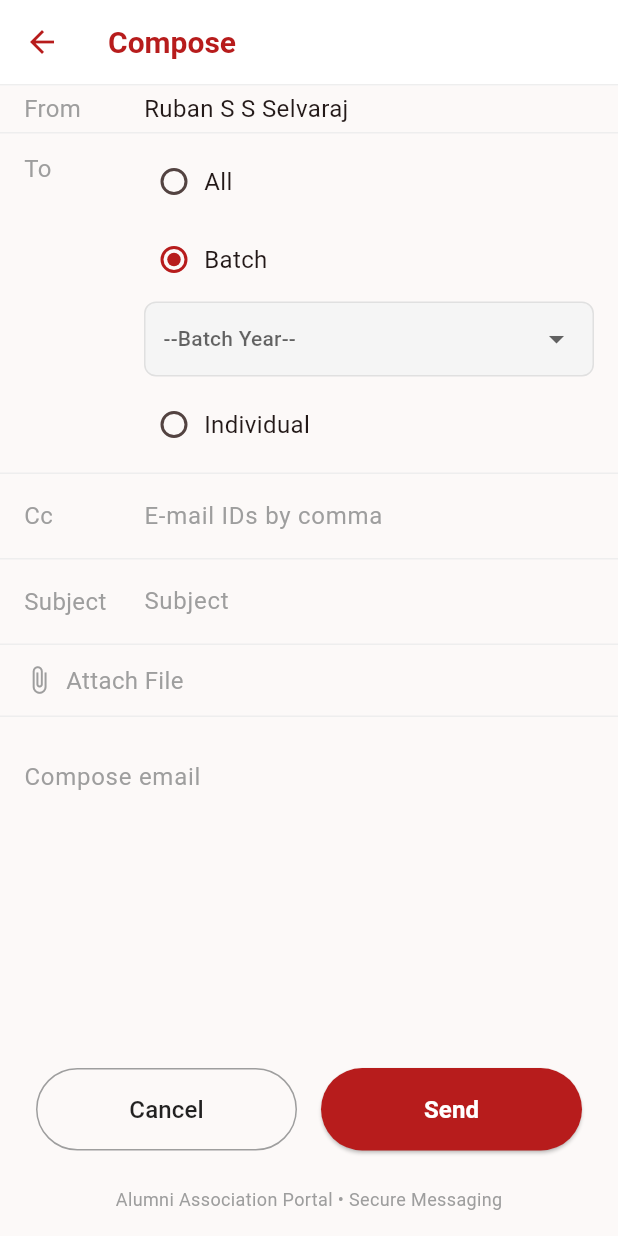
After one commit to Janani-prog4/inbox_screen, a Flutter app: the ComposeEmailScreen screen opened directly, after a tap on "Batch", on a phone screen of 412 x 824 dp. The commit adds this screen. Run offline on Flutter 3.47's test engine with Material 3 defaults, Android fonts, the phone set to English and light mode, and no system bars; network calls fail; Roboto replaces fonts that are missing (Plus Jakarta Sans).

Commit message:
Added Compose Email Screen

```diff
--- /dev/null
+++ b/lib/features/mail/screens/compose_mail_screen.dart
@@ -0,0 +1,438 @@
+import 'package:flutter/material.dart';
+
+class ComposeEmailScreen extends StatefulWidget {
+  const ComposeEmailScreen({super.key});
+
+  @override
+  State<ComposeEmailScreen> createState() => _ComposeEmailScreenState();
+}
+
+class _ComposeEmailScreenState extends State<ComposeEmailScreen> {
+  String _recipientType = 'All';
+
+  String? _selectedBatch;
+  String? _selectedRollNo;
+
+  final List<String> _batchYears = ['2023', '2022', '2021', '2020'];
+
+  final List<String> _rollNumbers = [
+    '2, R Jayaraman',
+    '4, Vincent Dhanaraj',
+    '6, Anand',
+    '7, Muthukumaraswamy',
+    '9, Meganathan',
+    '12, Vgk',
+    '16, Dileepan',
+    '17, Jagan Mohanan',
+    '18, Varthaman',
+  ];
+
+  @override
+  Widget build(BuildContext context) {
+    return Scaffold(
+      backgroundColor: const Color(0xFFFCF9F8),
+
+      appBar: AppBar(
+        leading: IconButton(
+          icon: const Icon(Icons.arrow_back, color: Color(0xFFB71C1C)),
+          onPressed: () => Navigator.pop(context),
+        ),
+
+        title: const Text(
+          'Compose',
+          style: TextStyle(
+            color: Color(0xFFB71C1C),
+            fontWeight: FontWeight.bold,
+          ),
+        ),
+
+        backgroundColor: Colors.white,
+        elevation: 0,
+
+        bottom: PreferredSize(
+          preferredSize: const Size.fromHeight(1.0),
+          child: Container(color: Colors.grey.shade200, height: 1.0),
+        ),
+      ),
+
+      body: Column(
+        children: [
+          Expanded(
+            child: SingleChildScrollView(
+              child: Column(
+                children: [
+                  // FROM
+                  _buildInputRow(
+                    'From',
+                    const Text(
+                      'Ruban S S Selvaraj',
+                      style: TextStyle(fontSize: 16),
+                    ),
+                  ),
+
+                  // TO SECTION
+                  _buildRecipientSection(),
+
+                  // CC
+                  _buildInputRow(
+                    'Cc',
+                    const TextField(
+                      decoration: InputDecoration(
+                        hintText: 'E-mail IDs by comma',
+                        hintStyle: TextStyle(color: Colors.grey, fontSize: 16),
+                        border: InputBorder.none,
+                      ),
+                    ),
+                  ),
+
+                  // SUBJECT
+                  _buildInputRow(
+                    'Subject',
+                    const TextField(
+                      decoration: InputDecoration(
+                        hintText: 'Subject',
+                        hintStyle: TextStyle(color: Colors.grey, fontSize: 16),
+                        border: InputBorder.none,
+                      ),
+                    ),
+                  ),
+
+                  // ATTACHMENT
+                  _buildAttachmentRow(),
+
+                  // BODY
+                  const Padding(
+                    padding: EdgeInsets.all(16.0),
+                    child: TextField(
+                      maxLines: null,
+                      decoration: InputDecoration(
+                        hintText: 'Compose email',
+                        hintStyle: TextStyle(color: Colors.grey, fontSize: 16),
+                        border: InputBorder.none,
+                      ),
+                    ),
+                  ),
+                ],
+              ),
+            ),
+          ),
+
+          _buildBottomActions(),
+
+          const Padding(
+            padding: EdgeInsets.symmetric(vertical: 16.0),
+            child: Text(
+              'Alumni Association Portal • Secure Messaging',
+              style: TextStyle(color: Colors.grey, fontSize: 12),
+            ),
+          ),
+        ],
+      ),
+    );
+  }
+
+  // INPUT ROW
+
+  Widget _buildInputRow(String label, Widget content) {
+    return Container(
+      padding: const EdgeInsets.symmetric(horizontal: 16, vertical: 4),
+
+      decoration: BoxDecoration(
+        border: Border(bottom: BorderSide(color: Colors.grey.shade200)),
+      ),
+
+      child: Row(
+        crossAxisAlignment: CrossAxisAlignment.center,
+        children: [
+          SizedBox(
+            width: 80,
+            child: Text(
+              label,
+              style: const TextStyle(color: Colors.grey, fontSize: 16),
+            ),
+          ),
+
+          Expanded(child: content),
+        ],
+      ),
+    );
+  }
+
+  // RECIPIENT SECTION
+
+  Widget _buildRecipientSection() {
+    return Container(
+      padding: const EdgeInsets.symmetric(horizontal: 16, vertical: 12),
+
+      decoration: BoxDecoration(
+        border: Border(bottom: BorderSide(color: Colors.grey.shade200)),
+      ),
+
+      child: Row(
+        crossAxisAlignment: CrossAxisAlignment.start,
+        children: [
+          const SizedBox(
+            width: 80,
+            child: Text(
+              'To',
+              style: TextStyle(color: Colors.grey, fontSize: 16),
+            ),
+          ),
+
+          Expanded(
+            child: Column(
+              crossAxisAlignment: CrossAxisAlignment.start,
+              children: [
+                // ALL
+                InkWell(
+                  onTap: () {
+                    setState(() {
+                      _recipientType = 'All';
+                    });
+                  },
+
+                  child: Row(
+                    children: [
+                      Radio<String>(
+                        value: 'All',
+                        groupValue: _recipientType,
+                        activeColor: const Color(0xFFB71C1C),
+
+                        onChanged: (val) {
+                          setState(() {
+                            _recipientType = val!;
+                          });
+                        },
+
+                        visualDensity: VisualDensity.compact,
+                      ),
+
+                      const Text('All', style: TextStyle(fontSize: 16)),
+                    ],
+                  ),
+                ),
+
+                const SizedBox(height: 12),
+
+                // BATCH
+                InkWell(
+                  onTap: () {
+                    setState(() {
+                      _recipientType = 'Batch';
+                    });
+                  },
+
+                  child: Row(
+                    children: [
+                      Radio<String>(
+                        value: 'Batch',
+                        groupValue: _recipientType,
+                        activeColor: const Color(0xFFB71C1C),
+
+                        onChanged: (val) {
+                          setState(() {
+                            _recipientType = val!;
+                          });
+                        },
+
+                        visualDensity: VisualDensity.compact,
+                      ),
+
+                      const Text('Batch', style: TextStyle(fontSize: 16)),
+                    ],
+                  ),
+                ),
+
+                // SHOW ONLY WHEN BATCH SELECTED
+                if (_recipientType == 'Batch') ...[
+                  const SizedBox(height: 8),
+
+                  _buildDropdown(
+                    '--Batch Year--',
+                    _batchYears,
+                    _selectedBatch,
+                    (val) {
+                      setState(() {
+                        _selectedBatch = val;
+                      });
+                    },
+                  ),
+
+                  const SizedBox(height: 12),
+                ],
+
+                // INDIVIDUAL
+                InkWell(
+                  onTap: () {
+                    setState(() {
+                      _recipientType = 'An Amaravian';
+                    });
+                  },
+
+                  child: Row(
+                    children: [
+                      Radio<String>(
+                        value: 'An Amaravian',
+                        groupValue: _recipientType,
+                        activeColor: const Color(0xFFB71C1C),
+
+                        onChanged: (val) {
+                          setState(() {
+                            _recipientType = val!;
+                          });
+                        },
+
+                        visualDensity: VisualDensity.compact,
+                      ),
+
+                      const Text('Individual', style: TextStyle(fontSize: 16)),
+                    ],
+                  ),
+                ),
+
+                // SHOW ONLY WHEN INDIVIDUAL SELECTED
+                if (_recipientType == 'Individual') ...[
+                  const SizedBox(height: 8),
+
+                  _buildDropdown('--Roll No--', _rollNumbers, _selectedRollNo, (
+                    val,
+                  ) {
+                    setState(() {
+                      _selectedRollNo = val;
+                    });
+                  }),
+                ],
+              ],
+            ),
+          ),
+        ],
+      ),
+    );
+  }
+
+  // DROPDOWN
+
+  Widget _buildDropdown(
+    String hint,
+    List<String> items,
+    String? selectedValue,
+    ValueChanged<String?> onChanged,
+  ) {
+    return Container(
+      width: double.infinity,
+
+      padding: const EdgeInsets.symmetric(horizontal: 12),
+
+      decoration: BoxDecoration(
+        color: Colors.grey.shade100,
+        borderRadius: BorderRadius.circular(8),
+
+        border: Border.all(color: Colors.grey.shade300),
+      ),
+
+      child: DropdownButtonHideUnderline(
+        child: DropdownButton<String>(
+          isExpanded: true,
+
+          hint: Text(hint, style: const TextStyle(fontSize: 14)),
+
+          value: selectedValue,
+
+          items: items.map((e) {
+            return DropdownMenuItem(
+              value: e,
+              child: Text(e, style: const TextStyle(fontSize: 14)),
+            );
+          }).toList(),
+
+          onChanged: onChanged,
+        ),
+      ),
+    );
+  }
+
+  // ATTACHMENT ROW
+
+  Widget _buildAttachmentRow() {
+    return Container(
+      padding: const EdgeInsets.symmetric(horizontal: 16, vertical: 12),
+
+      decoration: BoxDecoration(
+        border: Border(bottom: BorderSide(color: Colors.grey.shade200)),
+      ),
+
+      child: Row(
+        children: [
+          const Icon(Icons.attach_file, color: Colors.grey, size: 20),
+
+          const SizedBox(width: 8),
+
+          const Text(
+            'Attach File',
+            style: TextStyle(color: Colors.grey, fontSize: 16),
+          ),
+        ],
+      ),
+    );
+  }
+
+  // BOTTOM ACTIONS
+
+  Widget _buildBottomActions() {
+    return Padding(
+      padding: const EdgeInsets.symmetric(horizontal: 24.0, vertical: 8.0),
+
+      child: Row(
+        children: [
+          Expanded(
+            child: OutlinedButton(
+              onPressed: () => Navigator.pop(context),
+
+              style: OutlinedButton.styleFrom(
+                side: const BorderSide(color: Colors.grey),
+
+                padding: const EdgeInsets.symmetric(vertical: 16),
+
+                shape: RoundedRectangleBorder(
+                  borderRadius: BorderRadius.circular(30),
+                ),
+              ),
+
+              child: const Text(
+                'Cancel',
+                style: TextStyle(color: Colors.black87, fontSize: 16),
+              ),
+            ),
+          ),
+
+          const SizedBox(width: 16),
+
+          Expanded(
+            child: ElevatedButton(
+              onPressed: () {},
+
+              style: ElevatedButton.styleFrom(
+                backgroundColor: const Color(0xFFB71C1C),
+
+                padding: const EdgeInsets.symmetric(vertical: 16),
+
+                shape: RoundedRectangleBorder(
+                  borderRadius: BorderRadius.circular(30),
+                ),
+              ),
+
+              child: const Text(
+                'Send',
+                style: TextStyle(
+                  color: Colors.white,
+                  fontSize: 16,
+                  fontWeight: FontWeight.bold,
+                ),
+              ),
+            ),
+          ),
+        ],
+      ),
+    );
+  }
+}
--- a/lib/features/mail/screens/inbox_screen.dart
+++ b/lib/features/mail/screens/inbox_screen.dart
@@ -3,6 +3,7 @@ import 'package:flutter/material.dart';
 import '../data/mock_mail_data.dart';
 import '../screens/mail_detail_screen.dart';
 import '../widgets/app_drawer.dart';
+import '../screens/compose_mail_screen.dart';
 
 class InboxScreen extends StatelessWidget {
   const InboxScreen({super.key});
@@ -129,13 +130,19 @@ class InboxScreen extends StatelessWidget {
         ],
       ),
       floatingActionButton: FloatingActionButton(
-        onPressed: () {},
+        onPressed: () {
+          Navigator.push(
+            context,
+            MaterialPageRoute(builder: (_) => const ComposeEmailScreen()),
+          );
+        },
         backgroundColor: const Color(0xFFB71C1C),
         child: const Icon(Icons.edit, color: Colors.white),
       ),
       // bottomNavigationBar: _bottomNav(0),
     );
   }
+
   // Widget _filterChip(String label, bool isActive) {
   //   return Container(
   //     margin: const EdgeInsets.only(right: 8),
--- a/lib/features/mail/screens/sent_items_screen.dart
+++ b/lib/features/mail/screens/sent_items_screen.dart
@@ -4,6 +4,7 @@ import '../data/mock_mail_data.dart';
 import '../models/mail_message.dart';
 import '../screens/mail_detail_screen.dart';
 import '../widgets/app_drawer.dart';
+import '../screens/compose_mail_screen.dart';
 
 class SentItemsScreen extends StatefulWidget {
   const SentItemsScreen({super.key});
@@ -176,7 +177,12 @@ class _SentItemsScreenState extends State<SentItemsScreen> {
         ],
       ),
       floatingActionButton: FloatingActionButton.extended(
-        onPressed: () {},
+        onPressed: () {
+          Navigator.push(
+            context,
+            MaterialPageRoute(builder: (_) => const ComposeEmailScreen()),
+          );
+        },
         backgroundColor: Colors.white,
         elevation: 2,
         icon: const Icon(Icons.edit, color: Color(0xFFB71C1C)),
```
